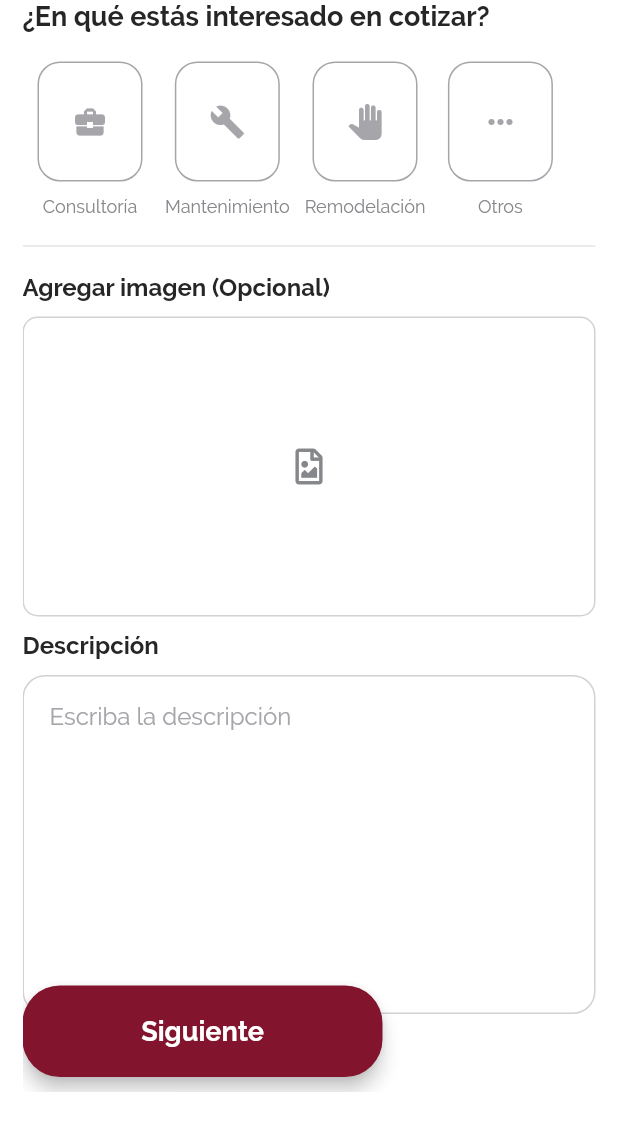
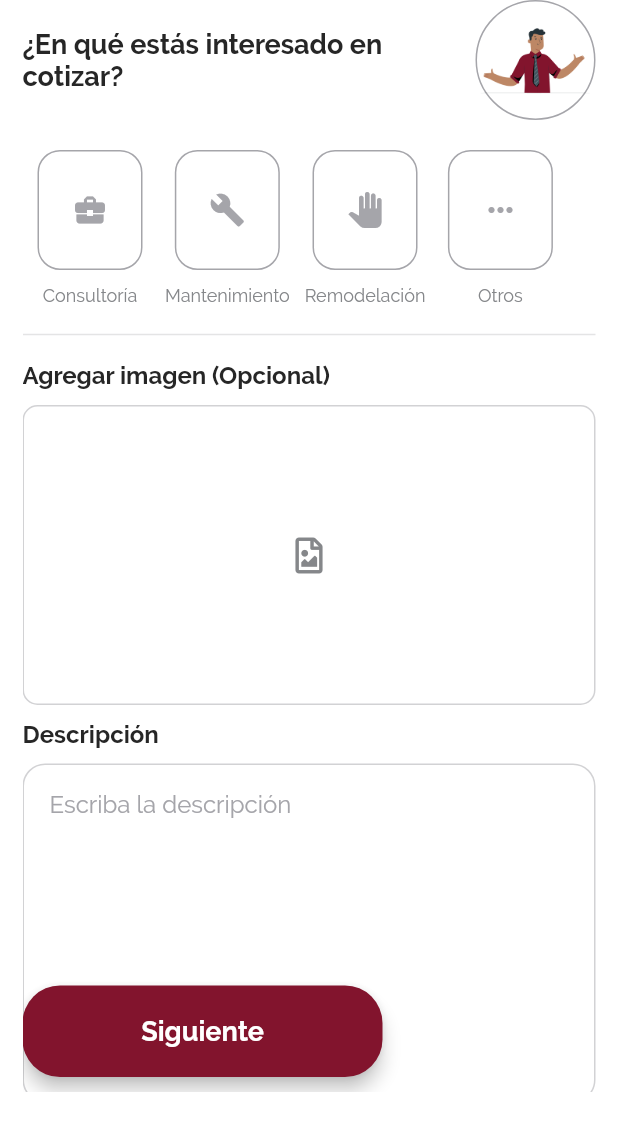
Before and after one commit to castillorey/ESSADE, a Flutter app: the StepperQuotePage widget shown alone on an empty page, opened directly, on a phone screen of 412 x 824 dp. Shown: the top 1131 px of the screen. Run offline on Flutter 3.47's test engine with Material 2 defaults, Android fonts, the phone set to English and light mode, and no system bars; our stand-ins replace charts_flutter, cloud_firestore, firebase_auth, font_awesome_flutter, google_sign_in, image_picker and 4 more; missing offline and left inert: dart:ffi; accounts and stored records are empty.

Commit message:
Refresh image on quote attaching

```diff
--- a/ESSADE/lib/ui/stepper_quote_page.dart
+++ b/ESSADE/lib/ui/stepper_quote_page.dart
@@ -83,17 +83,16 @@ class _StepperQuotePageState extends State<StepperQuotePage> {
 
   final GlobalKey<ScaffoldState> _keyLoader = new GlobalKey<ScaffoldState>();
 
-  Future _getImage() async {
+  Future<PickedFile> _getImage() async {
     try {
       final pickedFile = await picker.getImage(source: ImageSource.gallery);
-      if(pickedFile != null){
-        setState(() {
-          _image = File(pickedFile.path);
-          print("Image Picked: $_image");
-        });
-      }
+      if(pickedFile != null)
+        return pickedFile;
+
+      return null;
     } catch (error){
       print (error);
+      return null;
     }
   }
 
@@ -145,9 +144,25 @@ class _StepperQuotePageState extends State<StepperQuotePage> {
                     Flexible(
                       child: ListView(
                         children: [
-                          Text(
-                            '¿En qué estás interesado en cotizar?',
-                            style: essadeH4(essadeBlack),
+                          Row(
+                            children: [
+                              Flexible(
+                                child: Text(
+                                  '¿En qué estás interesado en cotizar?',
+                                  style: essadeH4(essadeBlack),
+                                ),
+                              ),
+                              Container(
+                                margin: const EdgeInsets.only(left: 20.0),
+                                height: 80,
+                                width: 80,
+                                decoration: BoxDecoration(
+                                    border: Border.all(width: 1.0, color: essadeGray),
+                                    borderRadius: BorderRadius.circular(50.0)
+                                ),
+                                child: Image.asset('assets/images/lucho.png', height: screenSizeHeight * 0.1),
+                              ),
+                            ],
                           ),
                           SizedBox(height: 15.0),
                           Container(
@@ -179,7 +194,15 @@ class _StepperQuotePageState extends State<StepperQuotePage> {
                                 ),
                                 SizedBox(height: 10.0),
                                 GestureDetector(
-                                  onTap: () => _getImage(),
+                                  onTap: () async {
+                                     PickedFile result = await _getImage();
+                                     if (result != null){
+                                       setState(() {
+                                         _image = File(result.path);
+                                         print("Image Picked: $_image");
+                                       });
+                                     }
+                                  },
                                   child: Container(
                                       height: 200,
                                       width: double.infinity,
```
